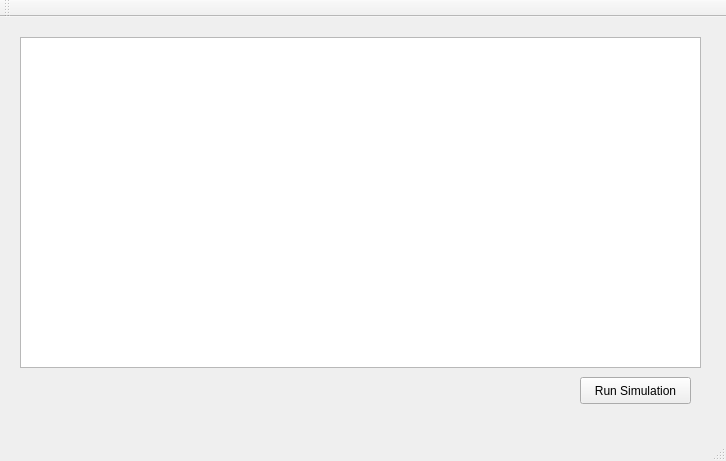
Before: the Qt Designer form gui/mainwindow.ui in blakeMilner/pandemic, drawn with Qt 5.
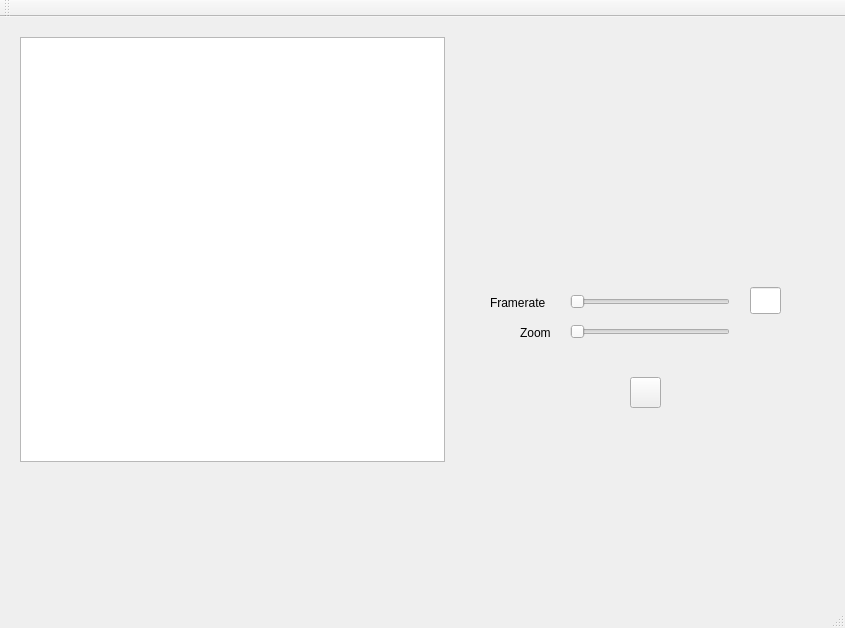
After: the same form once the commit is applied.

Commit message: Updated map view, pause/play, and user chosen framerate/zoom settings.

```diff
--- a/gui/mainwindow.ui
+++ b/gui/mainwindow.ui
@@ -6,8 +6,8 @@
    <rect>
     <x>0</x>
     <y>0</y>
-    <width>726</width>
-    <height>461</height>
+    <width>845</width>
+    <height>628</height>
    </rect>
   </property>
   <property name="windowTitle">
@@ -17,14 +17,14 @@
    <widget class="QPushButton" name="pushButton">
     <property name="geometry">
      <rect>
-      <x>580</x>
+      <x>630</x>
       <y>360</y>
-      <width>111</width>
-      <height>27</height>
+      <width>31</width>
+      <height>31</height>
      </rect>
     </property>
     <property name="text">
-     <string>Run Simulation</string>
+     <string/>
     </property>
    </widget>
    <widget class="QGraphicsView" name="graphicsView">
@@ -32,8 +32,70 @@
      <rect>
       <x>20</x>
       <y>20</y>
-      <width>681</width>
-      <height>331</height>
+      <width>425</width>
+      <height>425</height>
+     </rect>
+    </property>
+   </widget>
+   <widget class="QSlider" name="horizontalSlider">
+    <property name="geometry">
+     <rect>
+      <x>570</x>
+      <y>300</y>
+      <width>160</width>
+      <height>29</height>
+     </rect>
+    </property>
+    <property name="orientation">
+     <enum>Qt::Horizontal</enum>
+    </property>
+   </widget>
+   <widget class="QLabel" name="label">
+    <property name="geometry">
+     <rect>
+      <x>520</x>
+      <y>300</y>
+      <width>41</width>
+      <height>31</height>
+     </rect>
+    </property>
+    <property name="text">
+     <string>Zoom</string>
+    </property>
+   </widget>
+   <widget class="QSlider" name="horizontalSlider_2">
+    <property name="geometry">
+     <rect>
+      <x>570</x>
+      <y>270</y>
+      <width>160</width>
+      <height>29</height>
+     </rect>
+    </property>
+    <property name="orientation">
+     <enum>Qt::Horizontal</enum>
+    </property>
+   </widget>
+   <widget class="QLabel" name="label_2">
+    <property name="geometry">
+     <rect>
+      <x>490</x>
+      <y>270</y>
+      <width>71</width>
+      <height>31</height>
+     </rect>
+    </property>
+    <property name="text">
+     <string>Framerate</string>
+    </property>
+   </widget>
+   <widget class="QLineEdit" name="lineEdit">
+    <property name="geometry">
+     <rect>
+      <x>750</x>
+      <y>270</y>
+      <width>31</width>
+      <height>27</height>
      </rect>
     </property>
    </widget>
```
Left out of the diff: 2 changed lines with no effect on the pictures. The commit also changes 4 other files.
